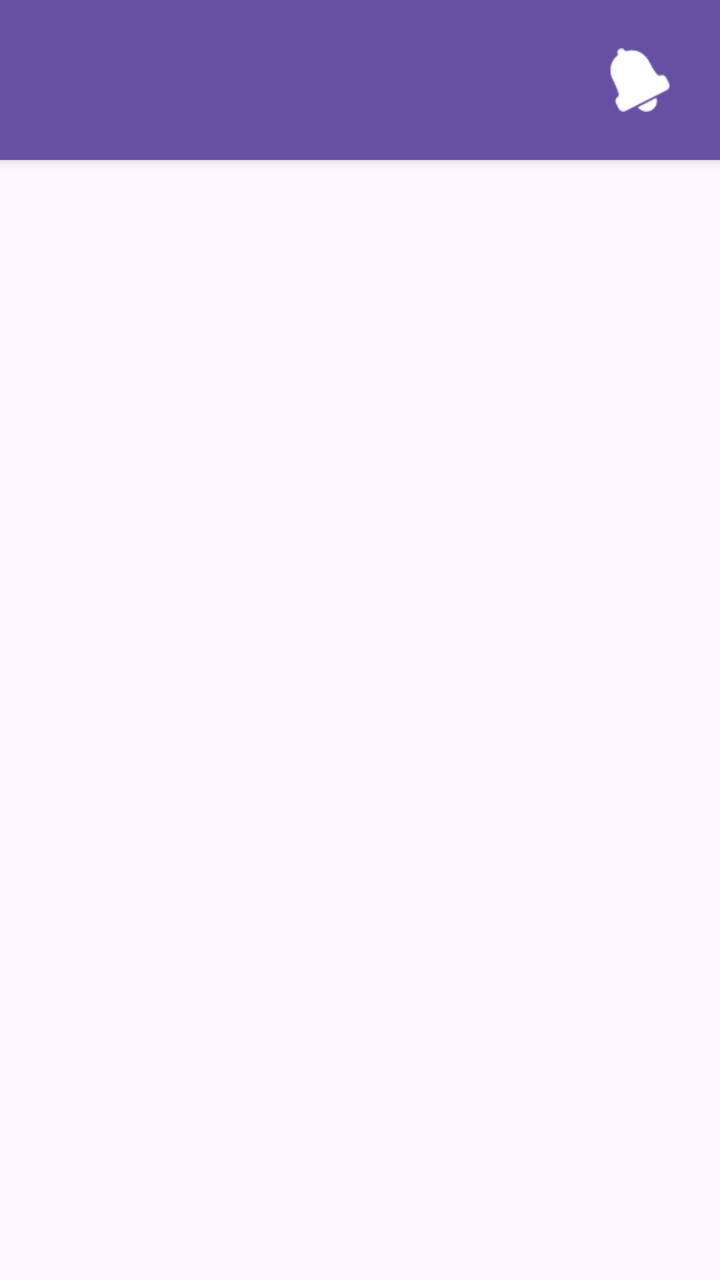
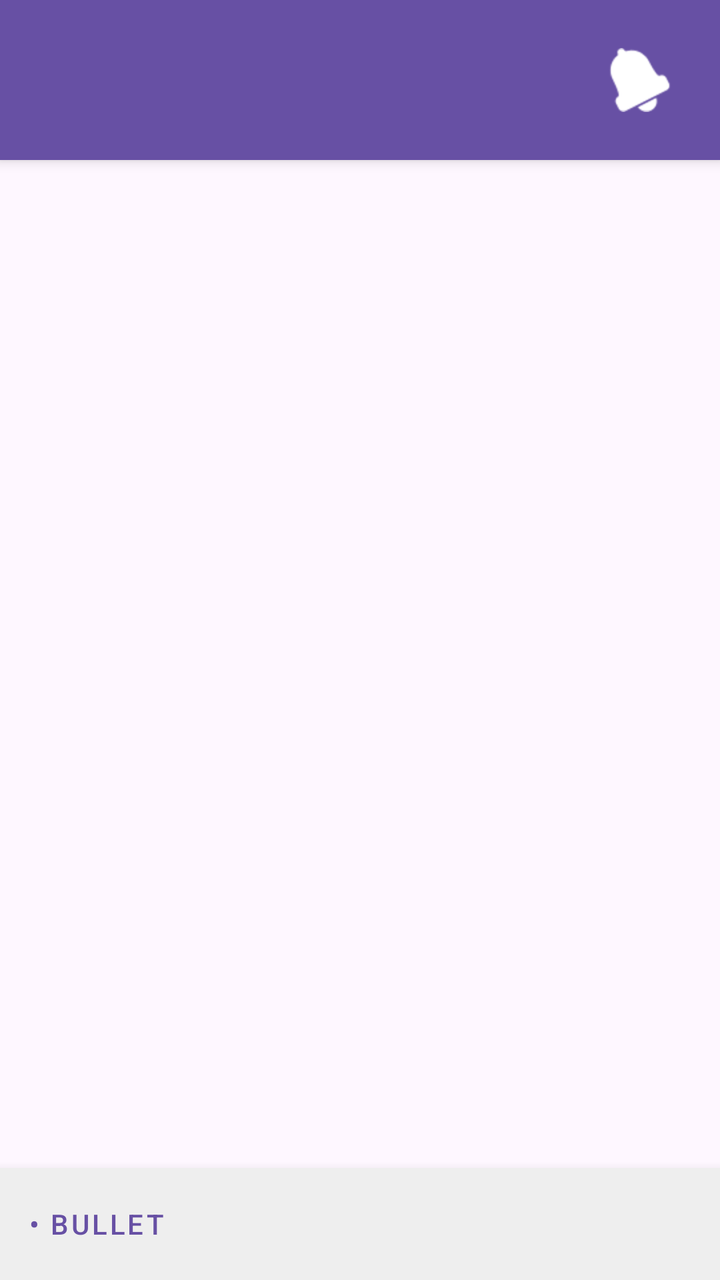

Two renders of the same Android screen: before a commit and after it. Below are the layout's source before the change and the commit's diff.
<!-- AndroidManifest.xml: application theme Theme.NoteRemindMe -->
<!-- res/layout/activity_view_content.xml -->
<?xml version="1.0" encoding="utf-8"?>
<LinearLayout xmlns:android="http://schemas.android.com/apk/res/android"
    android:layout_width="match_parent"
    android:layout_height="match_parent"
    android:orientation="vertical"
    android:background="?android:attr/windowBackground"> <RelativeLayout
    android:layout_width="match_parent"
    android:layout_height="wrap_content"
    android:background="?attr/colorPrimary"
    android:elevation="4dp"
    android:padding="16dp">

    <TextView
        android:id="@+id/tvViewTitle"
        android:layout_width="wrap_content"
        android:layout_height="wrap_content"
        android:layout_alignParentStart="true"
        android:layout_centerVertical="true"
        android:layout_toStartOf="@id/btnSetReminder"
        android:textSize="20sp"
        android:textStyle="bold"
        android:textColor="?attr/colorOnPrimary" /> <ImageButton
    android:id="@+id/btnSetReminder"
    android:layout_width="48dp"
    android:layout_height="48dp"
    android:layout_alignParentEnd="true"
    android:layout_centerVertical="true"
    android:background="?attr/selectableItemBackgroundBorderless"
    android:src="@android:drawable/ic_popup_reminder"
    android:tint="?attr/colorOnPrimary"
    android:contentDescription="Set Alarm" />
</RelativeLayout>

    <EditText
        android:id="@+id/etContent"
        android:layout_width="match_parent"
        android:layout_height="match_parent"
        android:gravity="top"
        android:padding="16dp"
        android:background="@null"
        android:textColor="?android:attr/textColorPrimary"
        android:textSize="18sp" />

</LinearLayout>
<!-- resources referenced by this layout -->
<resources>
  <style name="Theme.NoteRemindMe" parent="Base.Theme.NoteRemindMe" />
  <style name="Base.Theme.NoteRemindMe" parent="Theme.Material3.DayNight.NoActionBar">
          
          
      </style>
</resources>

<!-- the commit's change to res/layout/activity_view_content.xml (unified diff, before → after) -->
@@ -2,43 +2,66 @@
 <LinearLayout xmlns:android="http://schemas.android.com/apk/res/android"
     android:layout_width="match_parent"
     android:layout_height="match_parent"
-    android:orientation="vertical"
-    android:background="?android:attr/windowBackground"> <RelativeLayout
-    android:layout_width="match_parent"
-    android:layout_height="wrap_content"
-    android:background="?attr/colorPrimary"
-    android:elevation="4dp"
-    android:padding="16dp">
+    xmlns:app="http://schemas.android.com/apk/res-auto"
+    android:background="?android:attr/windowBackground"
+    android:orientation="vertical">
 
-    <TextView
-        android:id="@+id/tvViewTitle"
-        android:layout_width="wrap_content"
+    <RelativeLayout
+        android:layout_width="match_parent"
         android:layout_height="wrap_content"
-        android:layout_alignParentStart="true"
-        android:layout_centerVertical="true"
-        android:layout_toStartOf="@id/btnSetReminder"
-        android:textSize="20sp"
-        android:textStyle="bold"
-        android:textColor="?attr/colorOnPrimary" /> <ImageButton
-    android:id="@+id/btnSetReminder"
-    android:layout_width="48dp"
-    android:layout_height="48dp"
-    android:layout_alignParentEnd="true"
-    android:layout_centerVertical="true"
-    android:background="?attr/selectableItemBackgroundBorderless"
-    android:src="@android:drawable/ic_popup_reminder"
-    android:tint="?attr/colorOnPrimary"
-    android:contentDescription="Set Alarm" />
-</RelativeLayout>
+        android:background="?attr/colorPrimary"
+        android:elevation="4dp"
+        android:padding="16dp">
+
+        <TextView
+            android:id="@+id/tvViewTitle"
+            android:layout_width="wrap_content"
+            android:layout_height="wrap_content"
+            android:layout_alignParentStart="true"
+            android:layout_centerVertical="true"
+            android:layout_toStartOf="@id/btnSetReminder"
+            android:textColor="?attr/colorOnPrimary"
+            android:textSize="20sp"
+            android:textStyle="bold" />
+
+        <ImageButton
+            android:id="@+id/btnSetReminder"
+            android:layout_width="48dp"
+            android:layout_height="48dp"
+            android:layout_alignParentEnd="true"
+            android:layout_centerVertical="true"
+            android:background="?attr/selectableItemBackgroundBorderless"
+            android:contentDescription="Set Alarm"
+            android:src="@android:drawable/ic_popup_reminder"
+            app:tint="?attr/colorOnPrimary" />
+    </RelativeLayout>
 
     <EditText
         android:id="@+id/etContent"
         android:layout_width="match_parent"
-        android:layout_height="match_parent"
+        android:layout_height="0dp"
+        android:layout_weight="1"
         android:gravity="top"
         android:padding="16dp"
         android:background="@null"
         android:textColor="?android:attr/textColorPrimary"
         android:textSize="18sp" />
 
+    <LinearLayout
+        android:id="@+id/keyboardToolbar"
+        android:layout_width="match_parent"
+        android:layout_height="wrap_content"
+        android:orientation="horizontal"
+        android:background="#EEEEEE"
+        android:padding="4dp"
+        android:elevation="8dp">
+
+        <Button
+            android:id="@+id/btnBullet"
+            android:layout_width="wrap_content"
+            android:layout_height="wrap_content"
+            android:text="• Bullet"
+            style="@style/Widget.MaterialComponents.Button.TextButton"/>
+    </LinearLayout>
+
 </LinearLayout>
